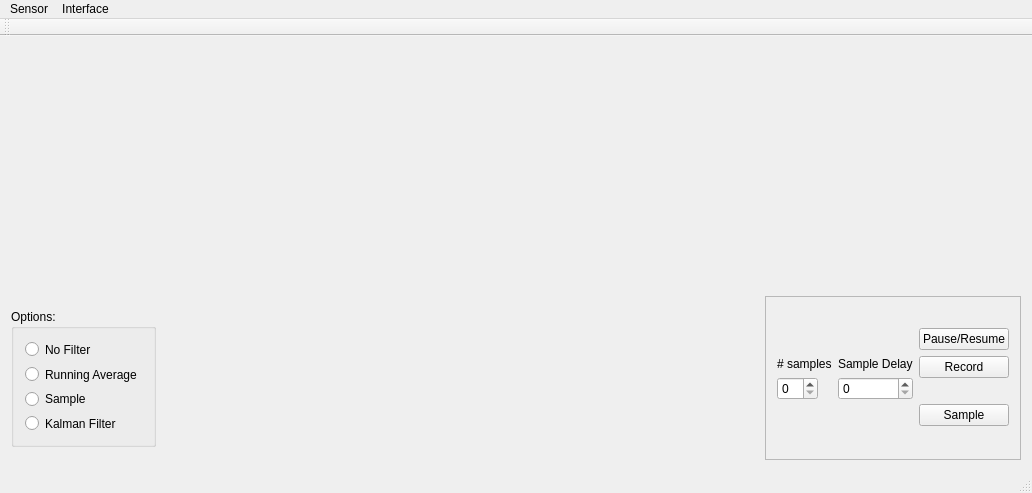
Old version of the form Software/makeProfile/makeProfile/mainwindow.ui in the repository UCCS-Robotics/animated-archer.
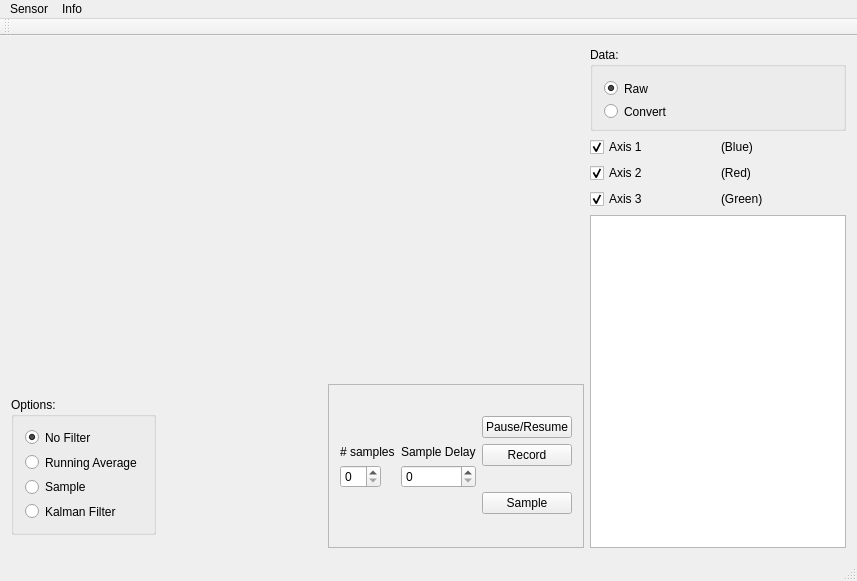
New version of the form. Custom widgets are drawn as their Qt base class.

Patch:
```diff
--- a/Software/makeProfile/makeProfile/mainwindow.ui
+++ b/Software/makeProfile/makeProfile/mainwindow.ui
@@ -6,63 +6,19 @@
    <rect>
     <x>0</x>
     <y>0</y>
-    <width>1032</width>
-    <height>493</height>
+    <width>857</width>
+    <height>581</height>
    </rect>
   </property>
   <property name="windowTitle">
    <string>MainWindow</string>
   </property>
   <widget class="QWidget" name="centralWidget">
+   <layout class="QGridLayout" name="gridLayout_3">
+    <item row="0" column="0">
    <layout class="QGridLayout" name="gridLayout_2">
     <item row="0" column="0">
      <layout class="QGridLayout" name="gridLayout">
-      <item row="0" column="0" colspan="3">
-       <widget class="QCustomPlot" name="widget" native="true"/>
-      </item>
-      <item row="1" column="0">
-       <widget class="QGroupBox" name="groupBox">
-        <property name="maximumSize">
-         <size>
-          <width>164</width>
-          <height>138</height>
-         </size>
-        </property>
-        <property name="title">
-         <string>Options:</string>
-        </property>
-        <layout class="QFormLayout" name="formLayout_3">
-         <item row="0" column="0">
-          <widget class="QRadioButton" name="radioFilter">
-           <property name="text">
-            <string>No Filter</string>
-           </property>
-          </widget>
-         </item>
-         <item row="1" column="0">
-          <widget class="QRadioButton" name="radioRunningAverage">
-           <property name="text">
-            <string>Running Average</string>
-           </property>
-          </widget>
-         </item>
-         <item row="2" column="0">
-          <widget class="QRadioButton" name="radioSample">
-           <property name="text">
-            <string>Sample</string>
-           </property>
-          </widget>
-         </item>
-         <item row="3" column="0">
-          <widget class="QRadioButton" name="radioKalman">
-           <property name="text">
-            <string>Kalman Filter</string>
-           </property>
-          </widget>
-         </item>
-        </layout>
-       </widget>
-      </item>
       <item row="1" column="1">
        <spacer name="horizontalSpacer">
         <property name="maximumSize">
@@ -97,6 +53,9 @@
          <enum>QFrame::Raised</enum>
         </property>
         <layout class="QFormLayout" name="formLayout_2">
+           <property name="fieldGrowthPolicy">
+            <enum>QFormLayout::AllNonFixedFieldsGrow</enum>
+           </property>
          <item row="0" column="0">
           <layout class="QHBoxLayout" name="horizontalLayout">
            <item>
@@ -116,6 +75,9 @@
              </item>
              <item>
               <layout class="QFormLayout" name="formLayout">
+                 <property name="fieldGrowthPolicy">
+                  <enum>QFormLayout::AllNonFixedFieldsGrow</enum>
+                 </property>
                <item row="0" column="0">
                 <widget class="QLabel" name="label">
                  <property name="text">
@@ -187,21 +149,203 @@
         </layout>
        </widget>
       </item>
-     </layout>
-    </item>
-   </layout>
-   <zorder>groupBox</zorder>
-   <zorder>widget</zorder>
-   <zorder>pushButtonSample</zorder>
-   <zorder>spinBoxNumSample</zorder>
-   <zorder>spinBoxSampleDelay</zorder>
-   <zorder>pushButtonPauseResume</zorder>
-   <zorder>label</zorder>
-   <zorder>label_2</zorder>
-   <zorder>pushButtonRecord</zorder>
-   <zorder>verticalSpacer</zorder>
-   <zorder>verticalSpacer_2</zorder>
-   <zorder>frame</zorder>
+        <item row="1" column="0">
+         <widget class="QGroupBox" name="groupBox">
+          <property name="maximumSize">
+           <size>
+            <width>164</width>
+            <height>138</height>
+           </size>
+          </property>
+          <property name="title">
+           <string>Options:</string>
+          </property>
+          <layout class="QFormLayout" name="formLayout_3">
+           <property name="fieldGrowthPolicy">
+            <enum>QFormLayout::AllNonFixedFieldsGrow</enum>
+           </property>
+           <item row="0" column="0">
+            <widget class="QRadioButton" name="radioFilter">
+             <property name="text">
+              <string>No Filter</string>
+             </property>
+             <property name="checked">
+              <bool>true</bool>
+             </property>
+            </widget>
+           </item>
+           <item row="1" column="0">
+            <widget class="QRadioButton" name="radioRunningAverage">
+             <property name="text">
+              <string>Running Average</string>
+             </property>
+            </widget>
+           </item>
+           <item row="2" column="0">
+            <widget class="QRadioButton" name="radioSample">
+             <property name="text">
+              <string>Sample</string>
+             </property>
+            </widget>
+           </item>
+           <item row="3" column="0">
+            <widget class="QRadioButton" name="radioKalman">
+             <property name="text">
+              <string>Kalman Filter</string>
+             </property>
+            </widget>
+           </item>
+          </layout>
+         </widget>
+        </item>
+        <item row="0" column="0" colspan="3">
+         <widget class="QCustomPlot" name="mainPlot" native="true"/>
+        </item>
+       </layout>
+      </item>
+      <item row="0" column="1">
+       <layout class="QVBoxLayout" name="verticalLayout_5">
+        <item>
+         <widget class="QGroupBox" name="groupBox_2">
+          <property name="maximumSize">
+           <size>
+            <width>256</width>
+            <height>84</height>
+           </size>
+          </property>
+          <property name="title">
+           <string>Data:</string>
+          </property>
+          <layout class="QVBoxLayout" name="verticalLayout_6">
+           <item>
+            <widget class="QRadioButton" name="radioRaw">
+             <property name="minimumSize">
+              <size>
+               <width>105</width>
+               <height>21</height>
+              </size>
+             </property>
+             <property name="maximumSize">
+              <size>
+               <width>105</width>
+               <height>21</height>
+              </size>
+             </property>
+             <property name="text">
+              <string>Raw</string>
+             </property>
+             <property name="checked">
+              <bool>true</bool>
+             </property>
+            </widget>
+           </item>
+           <item>
+            <widget class="QRadioButton" name="radioConvert">
+             <property name="minimumSize">
+              <size>
+               <width>105</width>
+               <height>21</height>
+              </size>
+             </property>
+             <property name="maximumSize">
+              <size>
+               <width>105</width>
+               <height>21</height>
+              </size>
+             </property>
+             <property name="text">
+              <string>Convert</string>
+             </property>
+            </widget>
+           </item>
+          </layout>
+         </widget>
+        </item>
+        <item>
+         <layout class="QVBoxLayout" name="verticalLayout_4">
+          <item>
+           <layout class="QHBoxLayout" name="horizontalLayout_2">
+            <item>
+             <widget class="QCheckBox" name="checkBoxData1">
+              <property name="text">
+               <string>Axis 1</string>
+              </property>
+              <property name="checked">
+               <bool>true</bool>
+              </property>
+             </widget>
+            </item>
+            <item>
+             <widget class="QLabel" name="labelBlue">
+              <property name="text">
+               <string>(Blue)</string>
+              </property>
+             </widget>
+            </item>
+           </layout>
+          </item>
+          <item>
+           <layout class="QHBoxLayout" name="horizontalLayout_3">
+            <item>
+             <widget class="QCheckBox" name="checkBoxData2">
+              <property name="text">
+               <string>Axis 2</string>
+              </property>
+              <property name="checked">
+               <bool>true</bool>
+              </property>
+             </widget>
+            </item>
+            <item>
+             <widget class="QLabel" name="labelRed">
+              <property name="text">
+               <string>(Red)</string>
+              </property>
+             </widget>
+            </item>
+           </layout>
+          </item>
+          <item>
+           <layout class="QHBoxLayout" name="horizontalLayout_4">
+            <item>
+             <widget class="QCheckBox" name="checkBoxData3">
+              <property name="text">
+               <string>Axis 3</string>
+              </property>
+              <property name="checked">
+               <bool>true</bool>
+              </property>
+             </widget>
+            </item>
+            <item>
+             <widget class="QLabel" name="labelGreen">
+              <property name="text">
+               <string>(Green)</string>
+              </property>
+             </widget>
+            </item>
+           </layout>
+          </item>
+         </layout>
+        </item>
+        <item>
+         <widget class="QPlainTextEdit" name="plainTextEdit">
+          <property name="sizePolicy">
+           <sizepolicy hsizetype="Fixed" vsizetype="Expanding">
+            <horstretch>0</horstretch>
+            <verstretch>0</verstretch>
+           </sizepolicy>
+          </property>
+          <property name="readOnly">
+           <bool>true</bool>
+          </property>
+         </widget>
+        </item>
+       </layout>
+      </item>
+     </layout>
+    </item>
+   </layout>
    <zorder>horizontalSpacer</zorder>
   </widget>
   <widget class="QMenuBar" name="menuBar">
@@ -209,7 +353,7 @@
     <rect>
      <x>0</x>
      <y>0</y>
-     <width>1032</width>
+     <width>857</width>
      <height>25</height>
     </rect>
    </property>
@@ -227,7 +371,7 @@
    </widget>
    <widget class="QMenu" name="menuInterface_2">
     <property name="title">
-     <string>Interface</string>
+     <string>Info</string>
     </property>
    </widget>
    <addaction name="menuInterface"/>
```
Left out of the diff: 16 changed lines with no effect on the pictures. Lines whose indentation alone changed are shown as unchanged.
